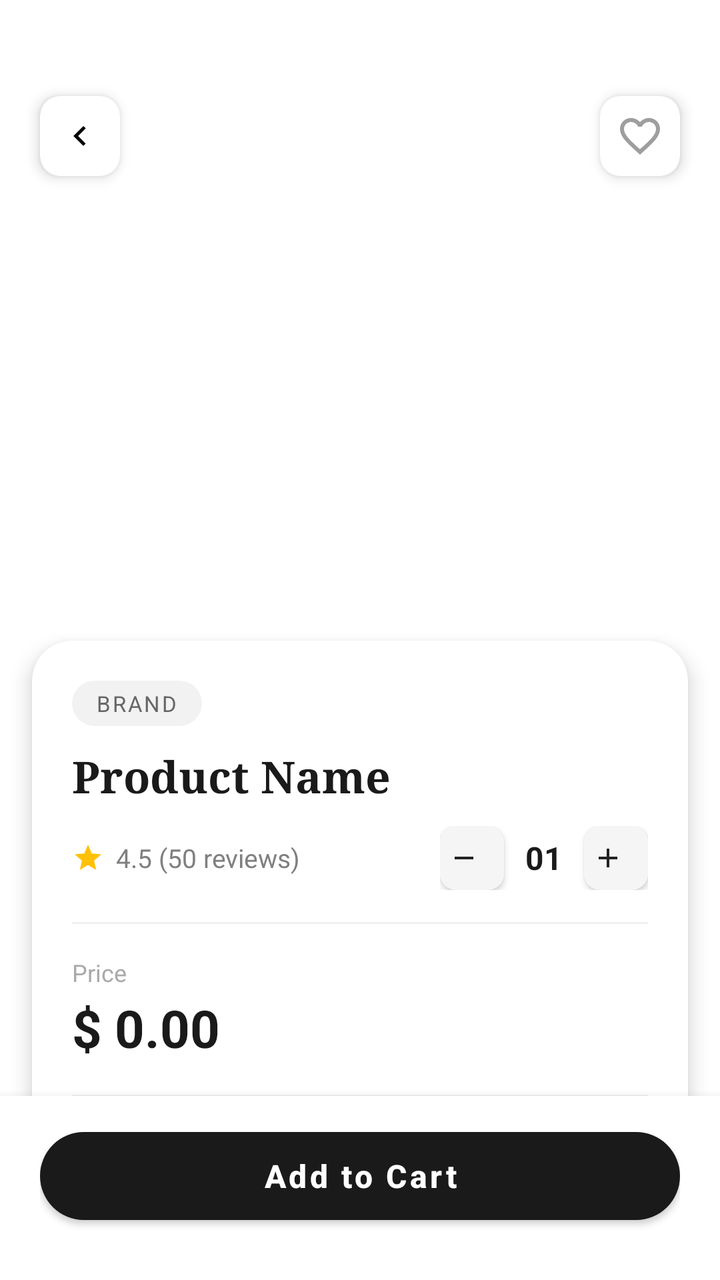
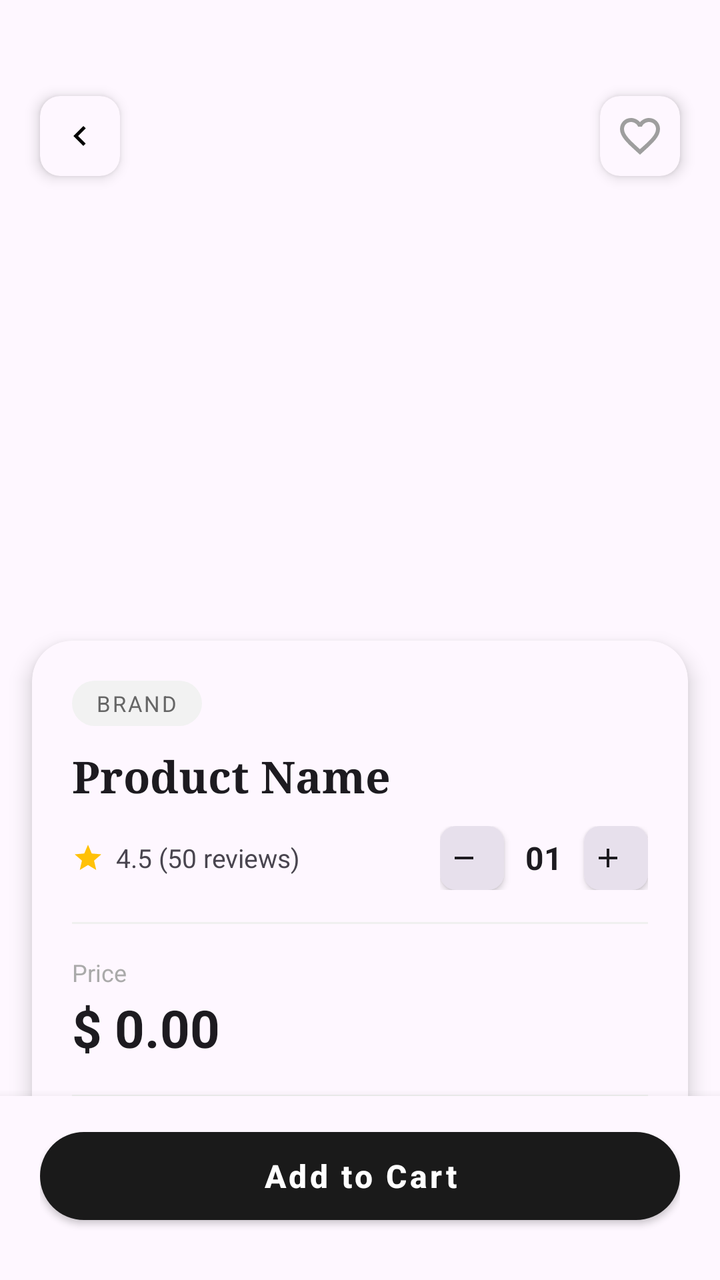

Compare the two renders of this Android layout. The source of the first and the diff that turns it into the second are given below.
<!-- AndroidManifest.xml: application theme Theme.Furniture -->
<!-- res/layout/activity_detail.xml -->
<?xml version="1.0" encoding="utf-8"?>
<androidx.coordinatorlayout.widget.CoordinatorLayout xmlns:android="http://schemas.android.com/apk/res/android"
    xmlns:app="http://schemas.android.com/apk/res-auto"
    xmlns:tools="http://schemas.android.com/tools"
    android:layout_width="match_parent"
    android:layout_height="match_parent"
    android:background="@color/white"
    tools:context=".ui.DetailActivity">

    
    <androidx.core.widget.NestedScrollView
        android:id="@+id/scroll_view"
        android:layout_width="match_parent"
        android:layout_height="match_parent"
        android:clipToPadding="false"
        android:paddingBottom="88dp">

        <LinearLayout
            android:layout_width="match_parent"
            android:layout_height="wrap_content"
            android:orientation="vertical">

            
            <FrameLayout
                android:layout_width="match_parent"
                android:layout_height="340dp">

                
                <androidx.viewpager2.widget.ViewPager2
                    android:id="@+id/vp_product_images"
                    android:layout_width="match_parent"
                    android:layout_height="match_parent" />

                
                <LinearLayout
                    android:id="@+id/ll_indicators"
                    android:layout_width="wrap_content"
                    android:layout_height="wrap_content"
                    android:layout_gravity="bottom|end"
                    android:layout_marginEnd="24dp"
                    android:layout_marginBottom="20dp"
                    android:orientation="horizontal" />

                
                <androidx.cardview.widget.CardView
                    android:id="@+id/btn_back"
                    android:layout_width="40dp"
                    android:layout_height="40dp"
                    android:layout_gravity="top|start"
                    android:layout_marginStart="20dp"
                    android:layout_marginTop="48dp"
                    app:cardCornerRadius="10dp"
                    app:cardElevation="4dp"
                    app:cardBackgroundColor="@color/white">

                    <ImageView
                        android:layout_width="20dp"
                        android:layout_height="20dp"
                        android:layout_gravity="center"
                        android:src="@drawable/ic_back" />
                </androidx.cardview.widget.CardView>

                
                <androidx.cardview.widget.CardView
                    android:layout_width="40dp"
                    android:layout_height="40dp"
                    android:layout_gravity="top|end"
                    android:layout_marginTop="48dp"
                    android:layout_marginEnd="20dp"
                    app:cardCornerRadius="10dp"
                    app:cardElevation="4dp"
                    app:cardBackgroundColor="@color/white">

                    <ImageButton
                        android:id="@+id/btn_detail_favorite"
                        android:layout_width="20dp"
                        android:layout_height="20dp"
                        android:layout_gravity="center"
                        android:background="@android:color/transparent"
                        android:src="@drawable/ic_favorite_border" />
                </androidx.cardview.widget.CardView>

            </FrameLayout>

            
            <androidx.cardview.widget.CardView
                android:layout_width="match_parent"
                android:layout_height="wrap_content"
                android:layout_marginStart="16dp"
                android:layout_marginTop="-20dp"
                android:layout_marginEnd="16dp"
                app:cardCornerRadius="20dp"
                app:cardElevation="6dp"
                app:cardBackgroundColor="@color/white">

                <LinearLayout
                    android:layout_width="match_parent"
                    android:layout_height="wrap_content"
                    android:orientation="vertical"
                    android:padding="20dp">

                    <TextView
                        android:id="@+id/tv_detail_category"
                        android:layout_width="wrap_content"
                        android:layout_height="wrap_content"
                        android:background="@drawable/bg_category_unselected"
                        android:paddingStart="12dp"
                        android:paddingTop="4dp"
                        android:paddingEnd="12dp"
                        android:paddingBottom="4dp"
                        android:text="Brand"
                        android:textColor="#666666"
                        android:textSize="11sp"
                        android:textAllCaps="true"
                        android:letterSpacing="0.08" />

                    
                    <TextView
                        android:id="@+id/tv_detail_name"
                        android:layout_width="match_parent"
                        android:layout_height="wrap_content"
                        android:layout_marginTop="10dp"
                        android:fontFamily="serif"
                        android:text="Product Name"
                        android:textColor="#1A1A1A"
                        android:textSize="22sp"
                        android:textStyle="bold"
                        android:lineSpacingExtra="2dp" />

                    
                    <LinearLayout
                        android:layout_width="match_parent"
                        android:layout_height="wrap_content"
                        android:layout_marginTop="10dp"
                        android:gravity="center_vertical"
                        android:orientation="horizontal">

                        <ImageView
                            android:layout_width="16dp"
                            android:layout_height="16dp"
                            android:src="@drawable/ic_star"
                            app:tint="#FFC107" />

                        <TextView
                            android:id="@+id/tv_detail_rating"
                            android:layout_width="0dp"
                            android:layout_height="wrap_content"
                            android:layout_weight="1"
                            android:layout_marginStart="6dp"
                            android:text="4.5 (50 reviews)"
                            android:textColor="#808080"
                            android:textSize="13sp" />

                        
                        <LinearLayout
                            android:layout_width="wrap_content"
                            android:layout_height="wrap_content"
                            android:gravity="center_vertical"
                            android:orientation="horizontal">

                            <com.google.android.material.button.MaterialButton
                                android:id="@+id/btn_qty_minus"
                                android:layout_width="32dp"
                                android:layout_height="32dp"
                                app:backgroundTint="#F5F5F5"
                                app:cornerRadius="8dp"
                                app:elevation="0dp"
                                app:icon="@drawable/ic_minus"
                                app:iconTint="#212121"
                                app:iconSize="16dp"
                                app:iconGravity="textStart"
                                android:insetTop="0dp"
                                android:insetBottom="0dp"
                                android:paddingStart="8dp"
                                android:paddingEnd="8dp"
                                style="@style/Widget.MaterialComponents.Button" />

                            <TextView
                                android:id="@+id/tv_qty"
                                android:layout_width="40dp"
                                android:layout_height="wrap_content"
                                android:gravity="center"
                                android:text="01"
                                android:textColor="#1A1A1A"
                                android:textSize="16sp"
                                android:textStyle="bold" />

                            <com.google.android.material.button.MaterialButton
                                android:id="@+id/btn_qty_plus"
                                android:layout_width="32dp"
                                android:layout_height="32dp"
                                app:backgroundTint="#F5F5F5"
                                app:cornerRadius="8dp"
                                app:elevation="0dp"
                                app:icon="@drawable/ic_add"
                                app:iconTint="#212121"
                                app:iconSize="16dp"
                                app:iconGravity="textStart"
                                android:insetTop="0dp"
                                android:insetBottom="0dp"
                                android:paddingStart="8dp"
                                android:paddingEnd="8dp"
                                style="@style/Widget.MaterialComponents.Button" />
                        </LinearLayout>
                    </LinearLayout>

                    
                    <View
                        android:layout_width="match_parent"
                        android:layout_height="1dp"
                        android:layout_marginTop="16dp"
                        android:layout_marginBottom="16dp"
                        android:background="#F0F0F0" />

                    
                    <LinearLayout
                        android:layout_width="match_parent"
                        android:layout_height="wrap_content"
                        android:gravity="center_vertical"
                        android:orientation="horizontal">

                        <LinearLayout
                            android:layout_width="0dp"
                            android:layout_height="wrap_content"
                            android:layout_weight="1"
                            android:orientation="vertical">

                            <TextView
                                android:layout_width="wrap_content"
                                android:layout_height="wrap_content"
                                android:text="Price"
                                android:textColor="#AAAAAA"
                                android:textSize="12sp" />

                            <TextView
                                android:id="@+id/tv_detail_price"
                                android:layout_width="wrap_content"
                                android:layout_height="wrap_content"
                                android:layout_marginTop="2dp"
                                android:text="$ 0.00"
                                android:textColor="#1A1A1A"
                                android:textSize="26sp"
                                android:textStyle="bold" />
                        </LinearLayout>

                    </LinearLayout>

                    
                    <View
                        android:layout_width="match_parent"
                        android:layout_height="1dp"
                        android:layout_marginTop="16dp"
                        android:layout_marginBottom="16dp"
                        android:background="#F0F0F0" />

                    
                    <TextView
                        android:layout_width="wrap_content"
                        android:layout_height="wrap_content"
                        android:text="Description"
                        android:textColor="#1A1A1A"
                        android:textSize="15sp"
                        android:textStyle="bold"
                        android:fontFamily="serif" />

                    
                    <TextView
                        android:id="@+id/tv_detail_description"
                        android:layout_width="match_parent"
                        android:layout_height="wrap_content"
                        android:layout_marginTop="10dp"
                        android:lineSpacingExtra="6dp"
                        android:text=""
                        android:textColor="#666666"
                        android:textSize="14sp" />

                    
                    <View
                        android:layout_width="match_parent"
                        android:layout_height="1dp"
                        android:layout_marginTop="20dp"
                        android:layout_marginBottom="16dp"
                        android:background="#F0F0F0" />

                    
                    <LinearLayout
                        android:layout_width="match_parent"
                        android:layout_height="wrap_content"
                        android:gravity="center_vertical"
                        android:orientation="horizontal">

                        <LinearLayout
                            android:layout_width="0dp"
                            android:layout_height="wrap_content"
                            android:layout_weight="1"
                            android:orientation="vertical">

                            <TextView
                                android:layout_width="wrap_content"
                                android:layout_height="wrap_content"
                                android:text="Customer Reviews"
                                android:textColor="#1A1A1A"
                                android:textSize="15sp"
                                android:textStyle="bold"
                                android:fontFamily="serif" />

                            <TextView
                                android:id="@+id/tv_review_summary"
                                android:layout_width="wrap_content"
                                android:layout_height="wrap_content"
                                android:layout_marginTop="2dp"
                                android:text="Tap untuk lihat semua review"
                                android:textColor="#AAAAAA"
                                android:textSize="12sp" />
                        </LinearLayout>

                        <com.google.android.material.button.MaterialButton
                            android:id="@+id/btn_see_reviews"
                            android:layout_width="wrap_content"
                            android:layout_height="42dp"
                            android:text="Lihat Review"
                            android:textAllCaps="false"
                            android:textColor="@color/white"
                            android:textSize="13sp"
                            android:textStyle="bold"
                            android:paddingStart="20dp"
                            android:paddingEnd="20dp"
                            app:backgroundTint="#1A1A1A"
                            app:cornerRadius="21dp"
                            app:elevation="0dp"
                            style="@style/Widget.MaterialComponents.Button" />
                    </LinearLayout>

                </LinearLayout>
            </androidx.cardview.widget.CardView>


            
            <View
                android:layout_width="match_parent"
                android:layout_height="16dp" />

        </LinearLayout>
    </androidx.core.widget.NestedScrollView>

    
    <LinearLayout
        android:layout_width="match_parent"
        android:layout_height="wrap_content"
        android:layout_gravity="bottom"
        android:background="@color/white"
        android:elevation="8dp"
        android:gravity="center_vertical"
        android:orientation="horizontal"
        android:paddingStart="20dp"
        android:paddingTop="12dp"
        android:paddingEnd="20dp"
        android:paddingBottom="24dp">

        <com.google.android.material.button.MaterialButton
            android:id="@+id/btn_add_to_cart"
            android:layout_width="match_parent"
            android:layout_height="56dp"
            app:backgroundTint="#1A1A1A"
            app:cornerRadius="28dp"
            app:elevation="0dp"
            style="@style/Widget.MaterialComponents.Button"
            android:text="Add to Cart"
            android:textAllCaps="false"
            android:textColor="@color/white"
            android:textSize="16sp"
            android:textStyle="bold" />

    </LinearLayout>

    
    <ProgressBar
        android:id="@+id/progress_detail"
        android:layout_width="wrap_content"
        android:layout_height="wrap_content"
        android:layout_gravity="center"
        android:visibility="gone" />

    <TextView
        android:id="@+id/tv_detail_error"
        android:layout_width="wrap_content"
        android:layout_height="wrap_content"
        android:layout_gravity="center"
        android:padding="16dp"
        android:textColor="#D32F2F"
        android:textSize="14sp"
        android:visibility="gone" />

</androidx.coordinatorlayout.widget.CoordinatorLayout>
<!-- resources referenced by this layout -->
<resources>
  <color name="white">#FFFFFFFF</color>
  <!-- drawable bg_category_unselected (drawable) -->
  <?xml version="1.0" encoding="utf-8"?>
  <shape xmlns:android="http://schemas.android.com/apk/res/android"
      android:shape="rectangle">
      <corners android:radius="12dp" />
      <solid android:color="#F2F2F2" />
  </shape>
  <!-- drawable ic_add (drawable) -->
  <?xml version="1.0" encoding="utf-8"?>
  <vector xmlns:android="http://schemas.android.com/apk/res/android"
      android:width="24dp"
      android:height="24dp"
      android:viewportWidth="24"
      android:viewportHeight="24">
      <path
          android:fillColor="#9E9E9E"
          android:pathData="M19,13h-6v6h-2v-6H5v-2h6V5h2v6h6v2z" />
  </vector>
  <!-- drawable ic_back (drawable) -->
  <vector xmlns:android="http://schemas.android.com/apk/res/android"
      android:width="24dp"
      android:height="24dp"
      android:viewportWidth="24"
      android:viewportHeight="24">
      <path
          android:fillColor="#FF000000"
          android:pathData="M15.41,16.59L10.83,12l4.58,-4.59L14,6l-6,6 6,6z"/>
  </vector>
  <!-- drawable ic_favorite_border (drawable) -->
  <?xml version="1.0" encoding="utf-8"?>
  <vector xmlns:android="http://schemas.android.com/apk/res/android"
      android:width="24dp"
      android:height="24dp"
      android:viewportWidth="24"
      android:viewportHeight="24">
      
      <path
          android:fillColor="#9E9E9E"
          android:pathData="M16.5,3c-1.74,0 -3.41,0.81 -4.5,2.09C10.91,3.81 9.24,3 7.5,3 4.42,3 2,5.42 2,8.5c0,3.78 3.4,6.86 8.55,11.54L12,21.35l1.45,-1.32C18.6,15.36 22,12.28 22,8.5 22,5.42 19.58,3 16.5,3zM12.1,18.55l-0.1,0.1 -0.1,-0.1C7.14,14.24 4,11.39 4,8.5 4,6.5 5.5,5 7.5,5c1.54,0 3.04,0.99 3.57,2.36h1.87C13.46,5.99 14.96,5 16.5,5c2,0 3.5,1.5 3.5,3.5 0,2.89 -3.14,5.74 -8,10.05z" />
  </vector>
  <!-- drawable ic_minus (drawable) -->
  <?xml version="1.0" encoding="utf-8"?>
  <vector xmlns:android="http://schemas.android.com/apk/res/android"
      android:width="24dp"
      android:height="24dp"
      android:viewportWidth="24"
      android:viewportHeight="24">
      <path
          android:fillColor="#9E9E9E"
          android:pathData="M19,13H5v-2h14v2z" />
  </vector>
  <!-- drawable ic_star (drawable) -->
  <vector xmlns:android="http://schemas.android.com/apk/res/android"
      android:width="24dp"
      android:height="24dp"
      android:viewportWidth="24"
      android:viewportHeight="24">
      <path
          android:fillColor="#FF000000"
          android:pathData="M12,17.27L18.18,21l-1.64,-7.03L22,9.24l-7.19,-0.61L12,2 9.19,8.63 2,9.24l5.46,4.73L5.82,21z"/>
  </vector>
  <style name="Theme.Furniture" parent="Base.Theme.Furniture" />
  <style name="Base.Theme.Furniture" parent="Theme.Material3.DayNight.NoActionBar">
          
          
      </style>
</resources>

<!-- the commit's change to res/layout/activity_detail.xml (unified diff, before → after) -->
@@ -4,7 +4,7 @@
     xmlns:tools="http://schemas.android.com/tools"
     android:layout_width="match_parent"
     android:layout_height="match_parent"
-    android:background="@color/white"
+    android:background="?android:attr/colorBackground"
     tools:context=".ui.DetailActivity">
 
     
@@ -51,7 +51,7 @@
                     android:layout_marginTop="48dp"
                     app:cardCornerRadius="10dp"
                     app:cardElevation="4dp"
-                    app:cardBackgroundColor="@color/white">
+                    app:cardBackgroundColor="?android:attr/colorBackground">
 
                     <ImageView
                         android:layout_width="20dp"
@@ -69,7 +69,7 @@
                     android:layout_marginEnd="20dp"
                     app:cardCornerRadius="10dp"
                     app:cardElevation="4dp"
-                    app:cardBackgroundColor="@color/white">
+                    app:cardBackgroundColor="?android:attr/colorBackground">
 
                     <ImageButton
                         android:id="@+id/btn_detail_favorite"
@@ -91,7 +91,7 @@
                 android:layout_marginEnd="16dp"
                 app:cardCornerRadius="20dp"
                 app:cardElevation="6dp"
-                app:cardBackgroundColor="@color/white">
+                app:cardBackgroundColor="?android:attr/colorBackground">
 
                 <LinearLayout
                     android:layout_width="match_parent"
@@ -122,7 +122,7 @@
                         android:layout_marginTop="10dp"
                         android:fontFamily="serif"
                         android:text="Product Name"
-                        android:textColor="#1A1A1A"
+                        android:textColor="?android:attr/textColorPrimary"
                         android:textSize="22sp"
                         android:textStyle="bold"
                         android:lineSpacingExtra="2dp" />
@@ -148,7 +148,7 @@
                             android:layout_weight="1"
                             android:layout_marginStart="6dp"
                             android:text="4.5 (50 reviews)"
-                            android:textColor="#808080"
+                            android:textColor="?android:attr/textColorSecondary"
                             android:textSize="13sp" />
 
                         
@@ -162,11 +162,11 @@
                                 android:id="@+id/btn_qty_minus"
                                 android:layout_width="32dp"
                                 android:layout_height="32dp"
-                                app:backgroundTint="#F5F5F5"
+                                app:backgroundTint="?attr/colorSurfaceVariant"
                                 app:cornerRadius="8dp"
                                 app:elevation="0dp"
                                 app:icon="@drawable/ic_minus"
-                                app:iconTint="#212121"
+                                app:iconTint="?android:attr/textColorPrimary"
                                 app:iconSize="16dp"
                                 app:iconGravity="textStart"
                                 android:insetTop="0dp"
@@ -181,7 +181,7 @@
                                 android:layout_height="wrap_content"
                                 android:gravity="center"
                                 android:text="01"
-                                android:textColor="#1A1A1A"
+                                android:textColor="?android:attr/textColorPrimary"
                                 android:textSize="16sp"
                                 android:textStyle="bold" />
 
@@ -189,11 +189,11 @@
                                 android:id="@+id/btn_qty_plus"
                                 android:layout_width="32dp"
                                 android:layout_height="32dp"
-                                app:backgroundTint="#F5F5F5"
+                                app:backgroundTint="?attr/colorSurfaceVariant"
                                 app:cornerRadius="8dp"
                                 app:elevation="0dp"
                                 app:icon="@drawable/ic_add"
-                                app:iconTint="#212121"
+                                app:iconTint="?android:attr/textColorPrimary"
                                 app:iconSize="16dp"
                                 app:iconGravity="textStart"
                                 android:insetTop="0dp"
@@ -238,7 +238,7 @@
                                 android:layout_height="wrap_content"
                                 android:layout_marginTop="2dp"
                                 android:text="$ 0.00"
-                                android:textColor="#1A1A1A"
+                                android:textColor="?android:attr/textColorPrimary"
                                 android:textSize="26sp"
                                 android:textStyle="bold" />
                         </LinearLayout>
@@ -258,7 +258,7 @@
                         android:layout_width="wrap_content"
                         android:layout_height="wrap_content"
                         android:text="Description"
-                        android:textColor="#1A1A1A"
+                        android:textColor="?android:attr/textColorPrimary"
                         android:textSize="15sp"
                         android:textStyle="bold"
                         android:fontFamily="serif" />
@@ -299,7 +299,7 @@
                                 android:layout_width="wrap_content"
                                 android:layout_height="wrap_content"
                                 android:text="Customer Reviews"
-                                android:textColor="#1A1A1A"
+                                android:textColor="?android:attr/textColorPrimary"
                                 android:textSize="15sp"
                                 android:textStyle="bold"
                                 android:fontFamily="serif" />
@@ -348,7 +348,7 @@
         android:layout_width="match_parent"
         android:layout_height="wrap_content"
         android:layout_gravity="bottom"
-        android:background="@color/white"
+        android:background="?android:attr/colorBackground"
         android:elevation="8dp"
         android:gravity="center_vertical"
         android:orientation="horizontal"
